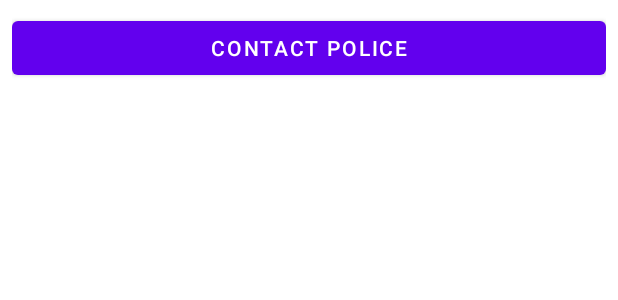
After one commit to AlexsLaboratory/Criminal-Intent, an Android app: the layout list_item_serious_crime.xml on its own in the app's theme, with its tools: preview values and no code run, on a phone screen of 412 x 824 dp. The commit adds this screen. Shown: the top 300 px of the screen. Run offline under Robolectric (Android 15) with nearby library versions, the phone set to English and light mode, and no system bars.

Commit message:
feat: Create "Contact Police" Button For Serious Crimes

```diff
--- a/app/src/main/java/com/bignerdranch/andriod/criminalintent/Crime.kt
+++ b/app/src/main/java/com/bignerdranch/andriod/criminalintent/Crime.kt
@@ -6,5 +6,6 @@ data class Crime(
   val id: UUID = UUID.randomUUID(),
   var title: String = "",
   var date: Date = Date(),
-  var isSolved: Boolean = false
+  var isSolved: Boolean = false,
+  var requiresPolice: Boolean = false
 )
--- a/app/src/main/java/com/bignerdranch/andriod/criminalintent/CrimeLIstViewModel.kt
+++ b/app/src/main/java/com/bignerdranch/andriod/criminalintent/CrimeLIstViewModel.kt
@@ -10,6 +10,7 @@ class CrimeLIstViewModel : ViewModel() {
       val crime = Crime()
       crime.title = "Crime #$i"
       crime.isSolved = i % 2 == 0
+      crime.requiresPolice = i % 5 == 0
       crimes += crime
     }
   }
--- /dev/null
+++ b/app/src/main/res/layout/list_item_serious_crime.xml
@@ -0,0 +1,13 @@
+<?xml version="1.0" encoding="utf-8"?>
+<LinearLayout xmlns:android="http://schemas.android.com/apk/res/android"
+    android:layout_width="match_parent"
+    android:layout_height="wrap_content"
+    android:orientation="vertical"
+    android:padding="8dp">
+
+    <Button
+        android:id="@+id/contact_police_button"
+        android:layout_width="match_parent"
+        android:layout_height="wrap_content"
+        android:text="@string/contact_police_label" />
+</LinearLayout>
--- a/app/src/main/res/values/strings.xml
+++ b/app/src/main/res/values/strings.xml
@@ -6,4 +6,6 @@
     <string name="crime_solved_label">Solved</string>
     <string name="crime_title">Crime Title</string>
     <string name="crime_date">Crime Date</string>
+    <string name="contact_police_label">Contact Police</string>
+    <string name="call_police_text">Calling Police for %1$s</string>
 </resources>
```
Also changed, not shown: app/src/main/java/com/bignerdranch/andriod/criminalintent/CrimeListFragment.kt (+42 -7 lines).
